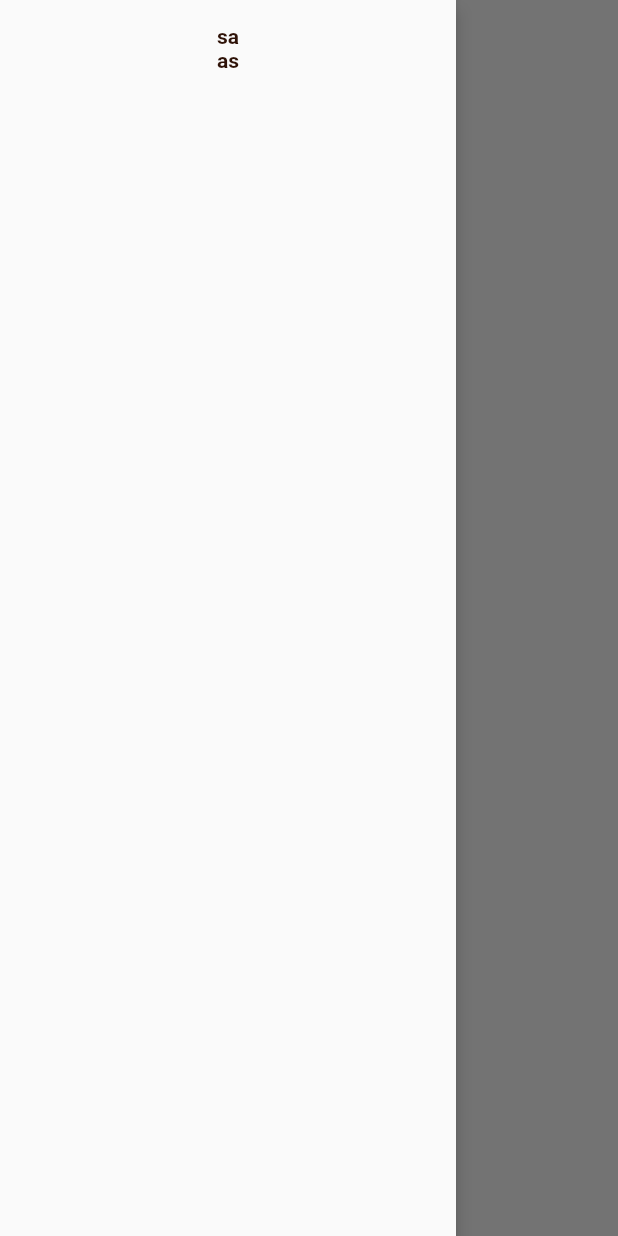
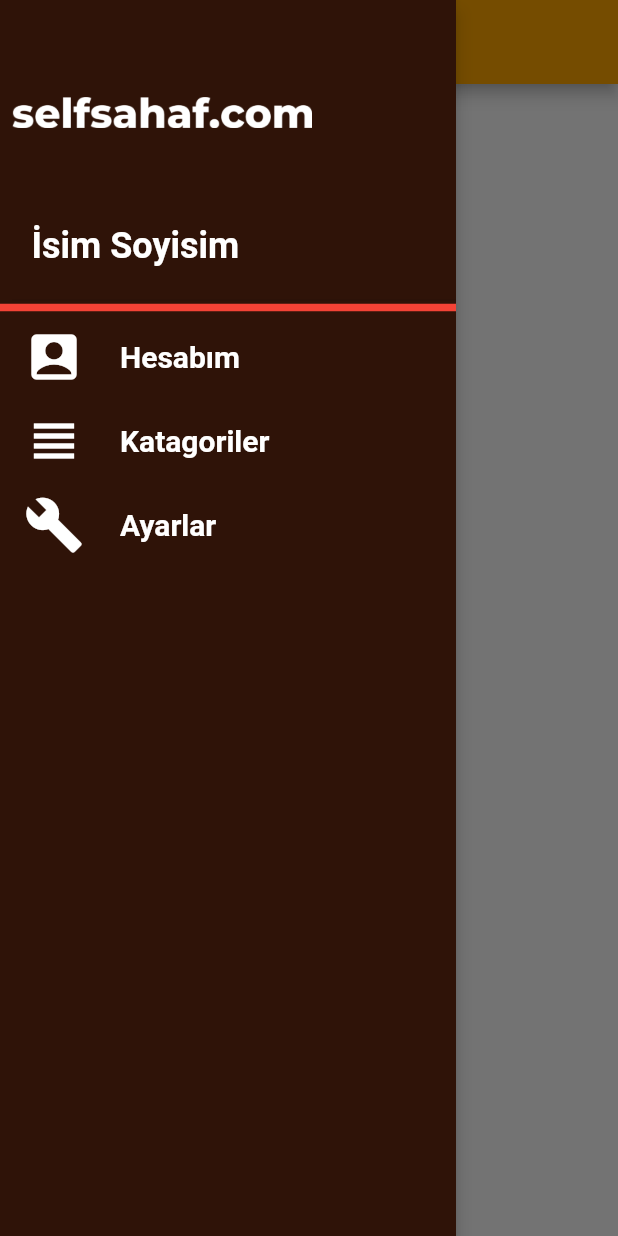
Before and after one commit to tarikisildar/SelfSahaf, a Flutter app: the MainPage screen opened by its route, with the side drawer open, on a phone screen of 412 x 824 dp. Run offline on Flutter 3.47's test engine with Material 2 defaults, Android fonts, the phone set to English and light mode, and no system bars.

Commit message:
drawer added

```diff
--- /dev/null
+++ b/lib/main_page/drawer.dart
@@ -0,0 +1,93 @@
+import 'package:flutter/material.dart';
+
+class MainPageDrawer extends StatelessWidget {
+  @override
+  Widget build(BuildContext context) {
+    return Container(
+      decoration: BoxDecoration(
+        color: Color.fromRGBO(47, 19, 8, 1),
+      ),
+      child: ListView(
+        children: <Widget>[
+          Container(
+            height: 200,
+            child: DrawerHeader(
+              padding: EdgeInsets.only(top: 0, bottom: 0),
+              margin: EdgeInsets.only(left: 8, top: 0),
+              child: Column(
+                crossAxisAlignment: CrossAxisAlignment.start,
+                children: <Widget>[
+                  Container(
+                      child: Image.asset('images/logo_white/logo_white.png'),
+                      height: 150,
+                      width: 200),
+                  Padding(
+                    padding: const EdgeInsets.only(left: 13.0),
+                    child: Text('İsim Soyisim',
+                        style: Theme.of(context)
+                            .textTheme
+                            .body2
+                            .copyWith(fontSize: 24)),
+                  ),
+                ],
+              ),
+              decoration: BoxDecoration(
+                color: Colors.transparent,
+              ),
+            ),
+          ),
+          new SizedBox(
+            height: 10.0,
+            child: new Center(
+              child: new Container(
+                margin: new EdgeInsetsDirectional.only(start: 0.0, end: 0.0),
+                height: 5.0,
+                color: Colors.red,
+              ),
+            ),
+          ),
+          new ListWidgetElements(
+              Icon(
+                Icons.account_box,
+                size: 40.0,
+                color: Colors.white,
+              ),
+              "Hesabım"),
+              new ListWidgetElements(
+              Icon(Icons.view_headline ,size:40.0, color: Colors.white), "Katagoriler"),
+          new ListWidgetElements(
+              Icon(Icons.build,size:40.0, color: Colors.white), "Ayarlar")
+        ],
+      ),
+    );
+  }
+}
+
+class ListWidgetElements extends StatelessWidget {
+  Icon icon;
+
+  String text;
+  ListWidgetElements(
+    this.icon,
+    this.text,
+  ) {
+    this.icon = icon;
+    this.text = text;
+  }
+  @override
+  Widget build(BuildContext context) {
+
+    return Container(
+      child: ListTile(
+        leading: icon,
+        title: Padding(
+          child: Text(text,
+              style:
+                  Theme.of(context).textTheme.body2.copyWith(fontSize: 20.0)),
+          padding: EdgeInsets.only(left: 8.0),
+        ),
+        onTap: () {},
+      ),
+    );
+  }
+}
--- a/lib/main_page/main_page.dart
+++ b/lib/main_page/main_page.dart
@@ -1,5 +1,7 @@
 import 'package:flutter/material.dart';
+import 'package:selfsahaf/main.dart';
 import 'package:selfsahaf/page_classes/sahaf_drawer.dart';
+import './drawer.dart';
 
 class MainPage extends StatefulWidget{
 
@@ -14,21 +16,16 @@ class _MainPageState extends State<MainPage> {
   @override
   Widget build(BuildContext context) {
     return Scaffold(
-
+        appBar: AppBar(
+      title:
+      Text("SelfSahaf.com",
+      textAlign: TextAlign.center,
+      ),
+      ),
       drawer: Drawer(
         elevation: 5.0,
 
-        child: Container(
-          child: Padding(
-            padding: const EdgeInsets.only(top: 16.0),
-            child: Column(
-              children: <Widget>[
-                Text("sa"),
-                Text("as")
-              ],
-            ),
-          ),
-        ),
+        child: MainPageDrawer()
       ),
       body: Center(
         child:Column(
```
